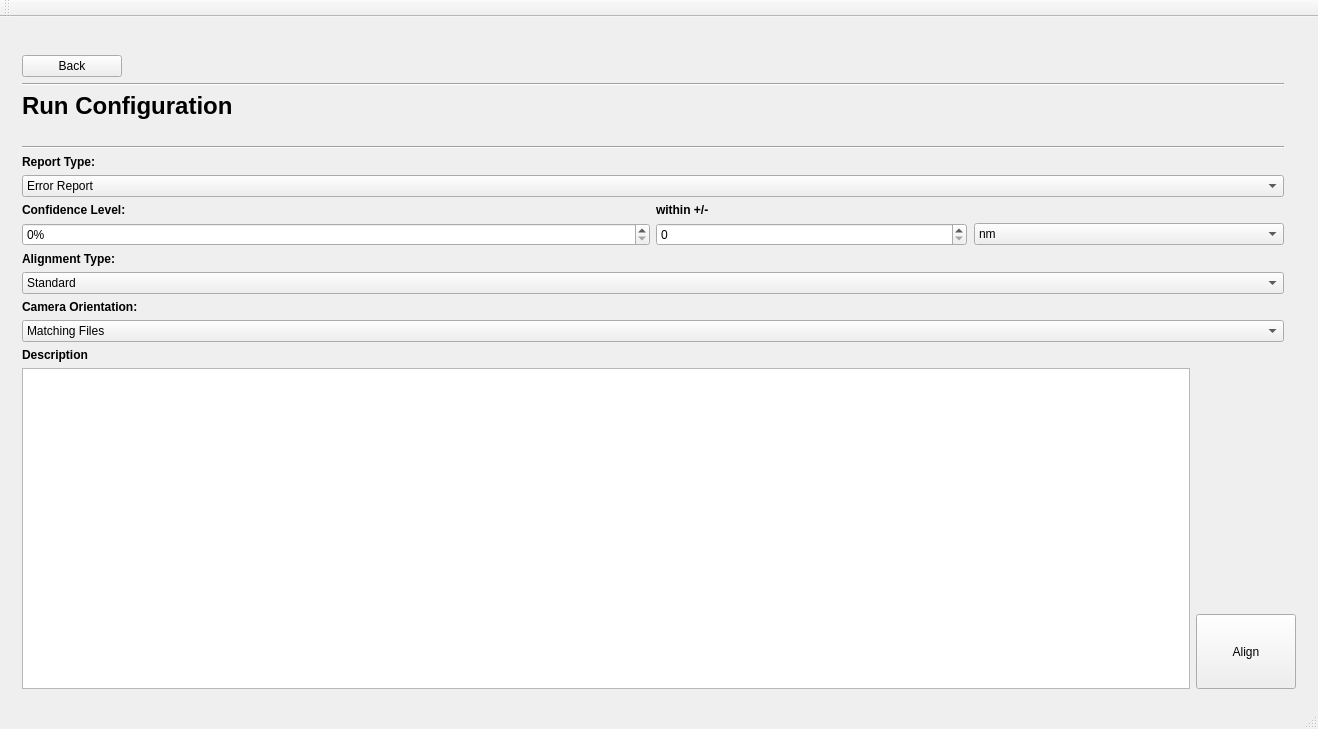
This is Comparisoft/QT/Comparisoft/mainwindow.ui in kseaman/Capstone3DModelling as Qt 5 draws it before an edit. The edited form follows.
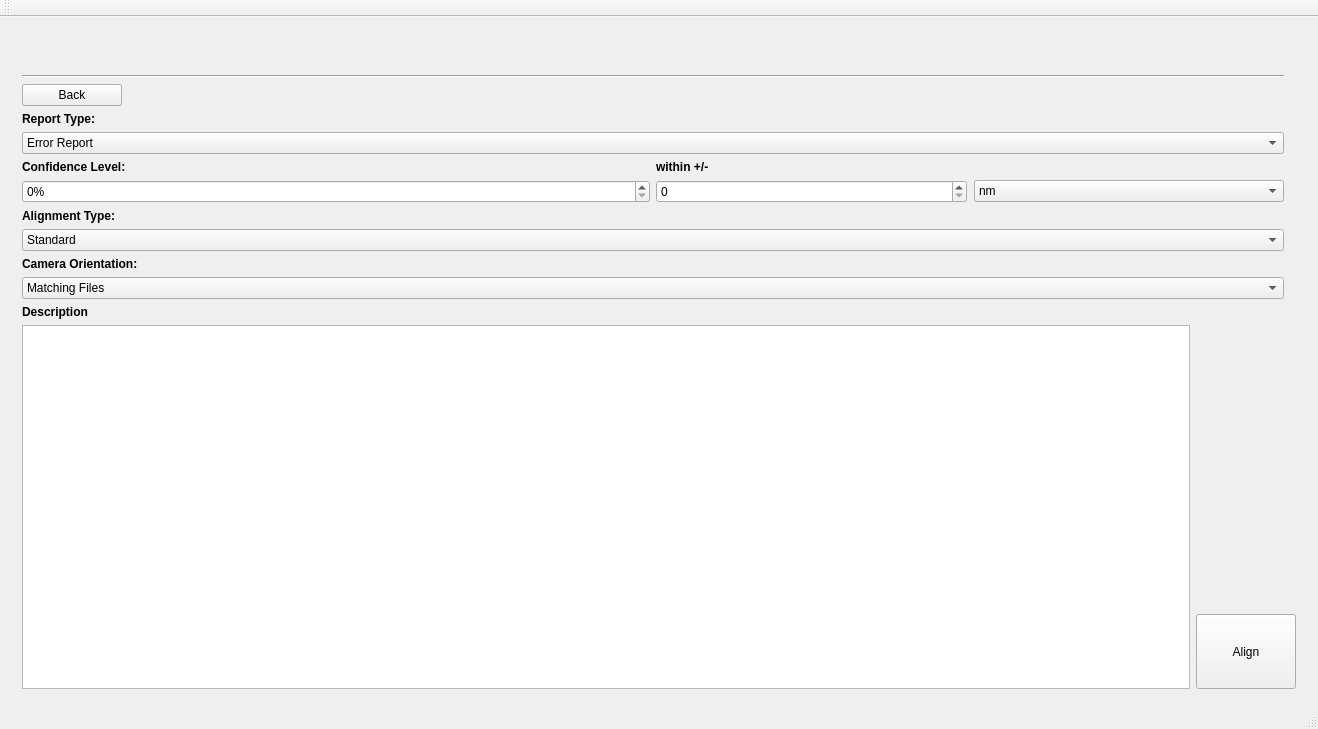
This is the edited form. The open tabs and pages were chosen to show the change. Icons and pictures are not drawn.

The edit to the form file:
```diff
--- a/Comparisoft/QT/Comparisoft/mainwindow.ui
+++ b/Comparisoft/QT/Comparisoft/mainwindow.ui
@@ -367,19 +367,6 @@
         </widget>
         <widget class="QWidget" name="Config_Page">
          <layout class="QGridLayout" name="gridLayout_2">
-          <item row="1" column="0">
-           <widget class="QPushButton" name="ReturnToMainPage">
-            <property name="maximumSize">
-             <size>
-              <width>100</width>
-              <height>16777215</height>
-             </size>
-            </property>
-            <property name="text">
-             <string>Back</string>
-            </property>
-           </widget>
-          </item>
           <item row="5" column="0" colspan="3">
            <layout class="QVBoxLayout" name="verticalLayout_19">
             <item>
@@ -445,20 +432,6 @@
            <layout class="QHBoxLayout" name="horizontalLayout_11">
             <item>
              <layout class="QVBoxLayout" name="verticalLayout_17">
-              <item>
-               <widget class="Line" name="line_2">
-                <property name="orientation">
-                 <enum>Qt::Horizontal</enum>
-                </property>
-               </widget>
-              </item>
-              <item alignment="Qt::AlignVCenter">
-               <widget class="QLabel" name="label_15">
-                <property name="text">
-                 <string>&lt;html&gt;&lt;head/&gt;&lt;body&gt;&lt;p&gt;&lt;span style=&quot; font-size:18pt; font-weight:600;&quot;&gt;Run Configuration&lt;/span&gt;&lt;/p&gt;&lt;/body&gt;&lt;/html&gt;</string>
-                </property>
-               </widget>
-              </item>
               <item>
                <layout class="QVBoxLayout" name="verticalLayout_20">
                 <item>
@@ -481,6 +454,19 @@
                   </property>
                  </widget>
                 </item>
+                <item>
+                 <widget class="QPushButton" name="ReturnToMainPage">
+                  <property name="maximumSize">
+                   <size>
+                    <width>100</width>
+                    <height>16777215</height>
+                   </size>
+                  </property>
+                  <property name="text">
+                   <string>Back</string>
+                  </property>
+                 </widget>
+                </item>
                 <item>
                  <widget class="QLabel" name="label">
                   <property name="text">
```
